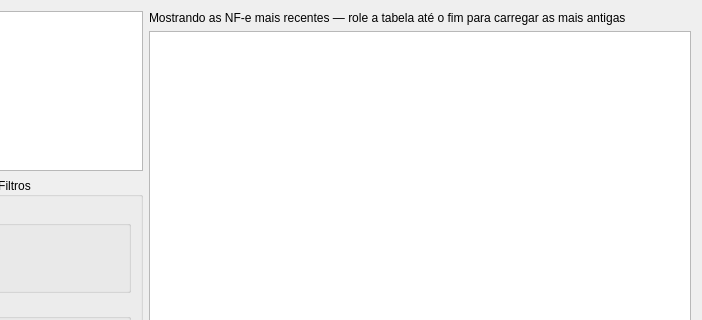
Before: the Qt Designer form ui/widgetnfeentrada.ui in darktorres/ERP-STACCATO, drawn with Qt 5; both pictures show x 124 to 826 and y 0 to 320 of the 826 by 529 pixel window.
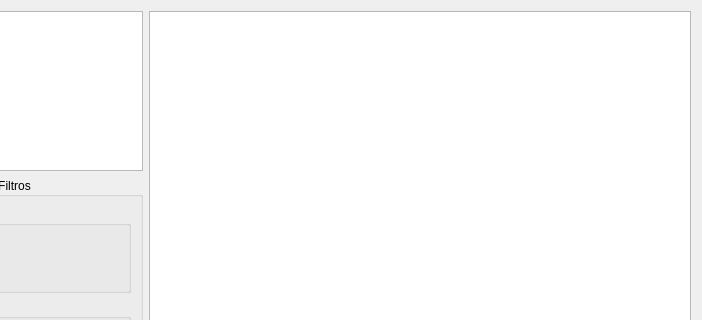
After: the same form once the commit is applied. Custom widgets are drawn as their Qt base class.

Commit message:
NFe: remove aviso "mostrando as mais recentes" acima da tabela
Nao faz mais sentido com a paginacao por scroll: rolar ate o fim ja
carrega o restante do historico, sem precisar avisar o usuario disso.

The edit to the form file:
```diff
--- a/ui/widgetnfeentrada.ui
+++ b/ui/widgetnfeentrada.ui
@@ -302,16 +302,6 @@
    </item>
    <item row="0" column="1">
     <layout class="QVBoxLayout" name="verticalLayoutTable">
-     <item>
-      <widget class="QLabel" name="labelLimitado">
-       <property name="text">
-        <string>Mostrando as NF-e mais recentes — role a tabela até o fim para carregar as mais antigas</string>
-       </property>
-       <property name="visible">
-        <bool>false</bool>
-       </property>
-      </widget>
-     </item>
      <item>
       <widget class="TableView" name="table">
        <property name="mouseTracking">
```
The commit also changes 3 other files.
